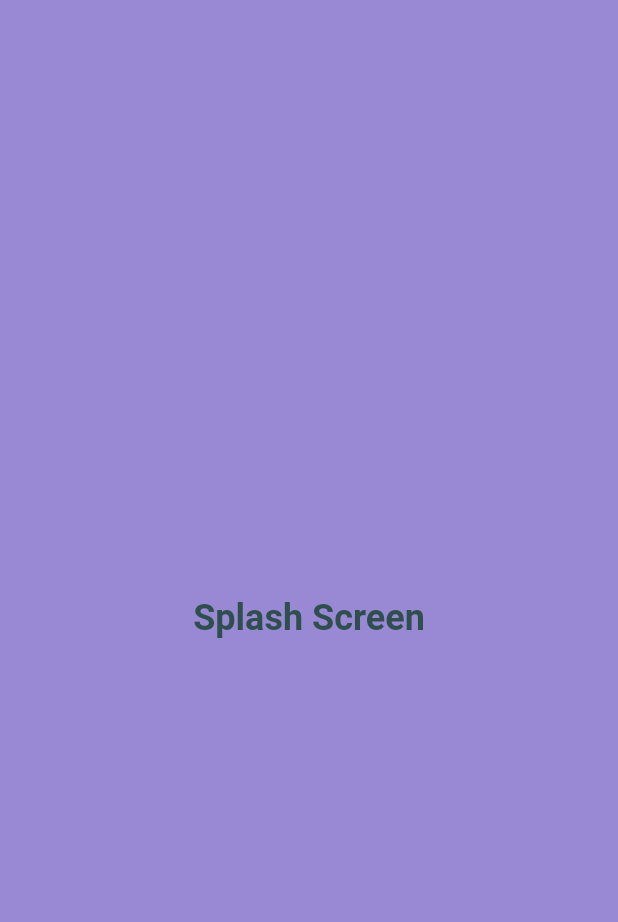
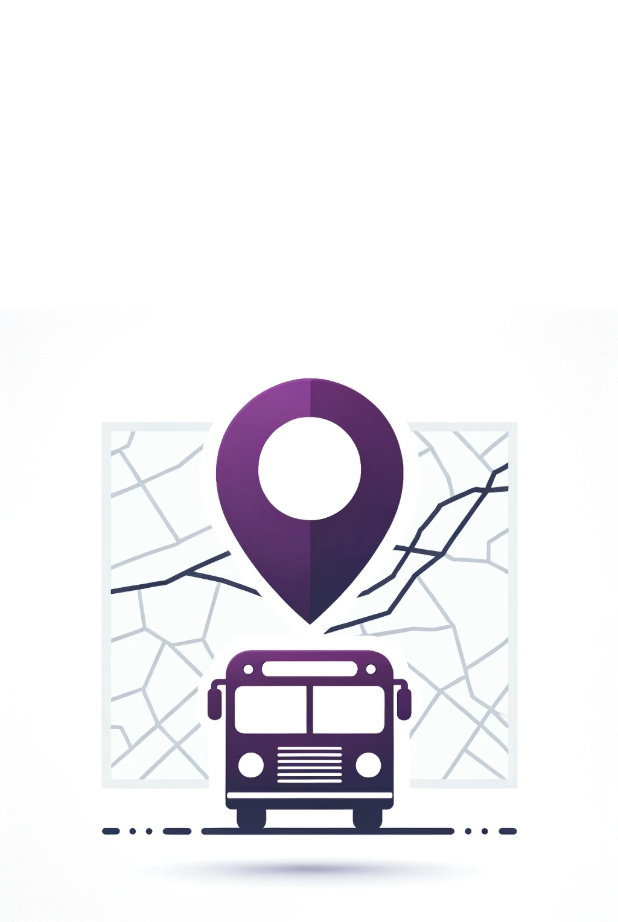
Before and after one commit to blagojpetkov/Flutter_Project, a Flutter app: the screen it shows after launch, on a phone screen of 412 x 824 dp. Shown: the top 922 px of the screen. Run offline on Flutter 3.47's test engine with Material 2 defaults, Android fonts, the phone set to English and light mode, and no system bars; our stand-ins replace camera, dropdown_search, flutter_local_notifications, flutter_tts, google_maps_flutter, location and 4 more; missing offline and left inert: google_mlkit_text_recognition; network calls fail.

Commit message:
Update splash screen, update text

```diff
--- a/lib/screens/bus_line_map_screen.dart
+++ b/lib/screens/bus_line_map_screen.dart
@@ -11,7 +11,7 @@ class BusLineMapScreen extends StatelessWidget {
   Widget build(BuildContext context) {
     return Scaffold(
       appBar: AppBar(
-        title: Text('Bus Line Map'),
+        title: Text('Мапа на постојки'),
       ),
       body: GoogleMap(
         initialCameraPosition: CameraPosition(
--- a/lib/screens/splash_screen.dart
+++ b/lib/screens/splash_screen.dart
@@ -4,17 +4,10 @@ import 'package:postojka/main.dart';
 class SplashScreen extends StatelessWidget {
   @override
   Widget build(BuildContext context) {
-    return const Scaffold(
-      backgroundColor: AppColors.primaryBackground,
+    return Scaffold(
+      backgroundColor: Colors.white,
       body: Center(
-        child: Text(
-          "Splash Screen",
-          style: TextStyle(
-            color: AppColors.primaryText,
-            fontSize: 24,
-            fontWeight: FontWeight.bold,
-          ),
-        ),
+        child: Image.asset('assets/splash.png')
       ),
     );
   }
--- a/pubspec.yaml
+++ b/pubspec.yaml
@@ -71,6 +71,7 @@ flutter:
   # To add assets to your application, add an assets section, like this:
   assets:
     - assets/bus.png
+    - assets/splash.png
   #   - images/a_dot_ham.jpeg
 
   # An image asset can refer to one or more resolution-specific "variants", see
```
Also changed, not shown: assets/splash.png (added).
